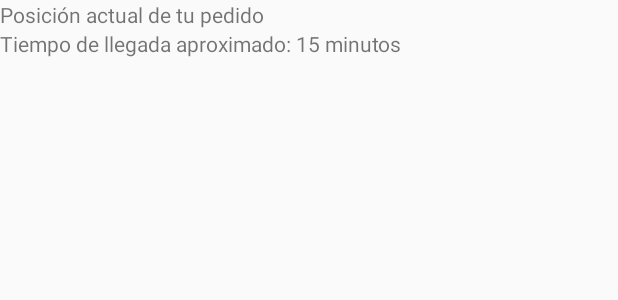
After one commit to ur13l/SuperFacil, an Android app: the layout title_map_marker.xml on its own in the app's theme, with its tools: preview values and no code run, on a phone screen of 412 x 824 dp. The commit adds this screen. Shown: the top 300 px of the screen. Run offline under Robolectric (Android 15) with nearby library versions, the phone set to English and light mode, and no system bars.

Commit message:
Cambio en mapa y en navigation drawer

```diff
--- a/app/src/main/res/layout/fragment_map.xml
+++ b/app/src/main/res/layout/fragment_map.xml
@@ -1,6 +1,6 @@
 <?xml version="1.0" encoding="utf-8"?>
 <fragment xmlns:android="http://schemas.android.com/apk/res/android"
-    android:name="com.google.android.gms.maps.MapFragment"
+    android:name="com.google.android.gms.maps.SupportMapFragment"
     android:id="@+id/map"
     android:layout_width="match_parent"
     android:layout_height="match_parent"/>
--- a/app/src/main/res/layout/nav_header_drawer.xml
+++ b/app/src/main/res/layout/nav_header_drawer.xml
@@ -2,7 +2,7 @@
 <LinearLayout xmlns:android="http://schemas.android.com/apk/res/android"
     android:layout_width="match_parent"
     android:layout_height="@dimen/nav_header_height"
-    android:background="@drawable/side_nav_bar"
+    android:background="@color/colorPrimaryDark"
     android:gravity="bottom"
     android:orientation="vertical"
     android:paddingBottom="@dimen/activity_vertical_margin"
--- /dev/null
+++ b/app/src/main/res/layout/title_map_marker.xml
@@ -0,0 +1,19 @@
+<?xml version="1.0" encoding="utf-8"?>
+<LinearLayout xmlns:android="http://schemas.android.com/apk/res/android"
+    android:layout_width="wrap_content"
+    android:layout_height="wrap_content"
+    android:orientation="vertical">
+
+    <TextView
+        android:id="@+id/tv_lat"
+        android:layout_width="wrap_content"
+        android:layout_height="wrap_content"
+        android:text="@string/pedido"/>
+
+    <TextView
+        android:id="@+id/tv_lng"
+        android:layout_width="wrap_content"
+        android:layout_height="wrap_content"
+        android:text="@string/tiempo_aproximado"/>
+
+</LinearLayout>
--- a/app/src/main/res/values/strings.xml
+++ b/app/src/main/res/values/strings.xml
@@ -13,6 +13,8 @@
     <string name="search">Search</string>
     <string name="no_data_available">Busca un producto :)</string>
     <string name="map">Seguimiento de pedido</string>
+    <string name="pedido">Posición actual de tu pedido</string>
+    <string name="tiempo_aproximado">Tiempo de llegada aproximado: 15 minutos</string>
 
     <string-array name="images" formatted="false" >
         <item>https://www.walmart.com.mx/super/images/products/img_large/0750194345784L.jpg</item>
```
Also changed, not shown: app/src/main/java/superfacil/com/superfacil/activities/ContentActivity.java (+19 -0 lines), app/src/main/java/superfacil/com/superfacil/fragments/MapFragment.java (+39 -15 lines).
